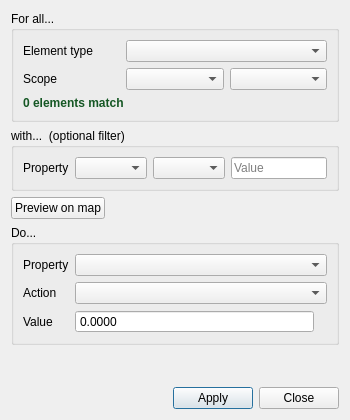
Above: ui/queries/qgisred_groupedit_dialog.ui from qgisred/QGISRed before the change. Below: the same form after it.
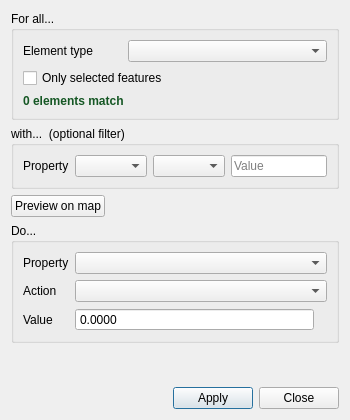
That is the form after the change.

Commit message: Group Edit: Replace scope selector with an Only selected features checkbox

```diff
--- a/ui/queries/qgisred_groupedit_dialog.ui
+++ b/ui/queries/qgisred_groupedit_dialog.ui
@@ -41,22 +41,13 @@
         <item row="0" column="1" colspan="2">
          <widget class="QComboBox" name="cbElementType"/>
         </item>
-        <item row="1" column="0">
-         <widget class="QLabel" name="lblScope">
+        <item row="1" column="0" colspan="3">
+         <widget class="QCheckBox" name="chkOnlySelected">
           <property name="text">
-           <string>Scope</string>
-          </property>
-          <property name="buddy">
-           <cstring>cbScope</cstring>
+           <string>Only selected features</string>
           </property>
          </widget>
         </item>
-        <item row="1" column="1">
-         <widget class="QComboBox" name="cbScope"/>
-        </item>
-        <item row="1" column="2">
-         <widget class="QComboBox" name="cbPolygonLayer"/>
-        </item>
         <item row="2" column="0" colspan="3">
          <widget class="QLabel" name="lblAffectedCount">
           <property name="styleSheet">
```
The commit also changes 1 other file.
